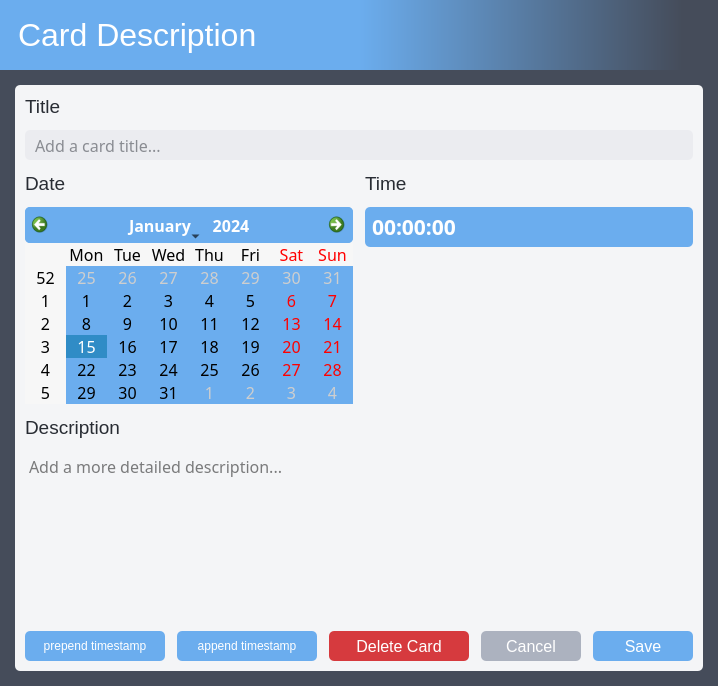
Before: the Qt Designer form src/eisenban/ui/card_description.ui in clockworksspheres/eisenban, drawn with Qt 5.
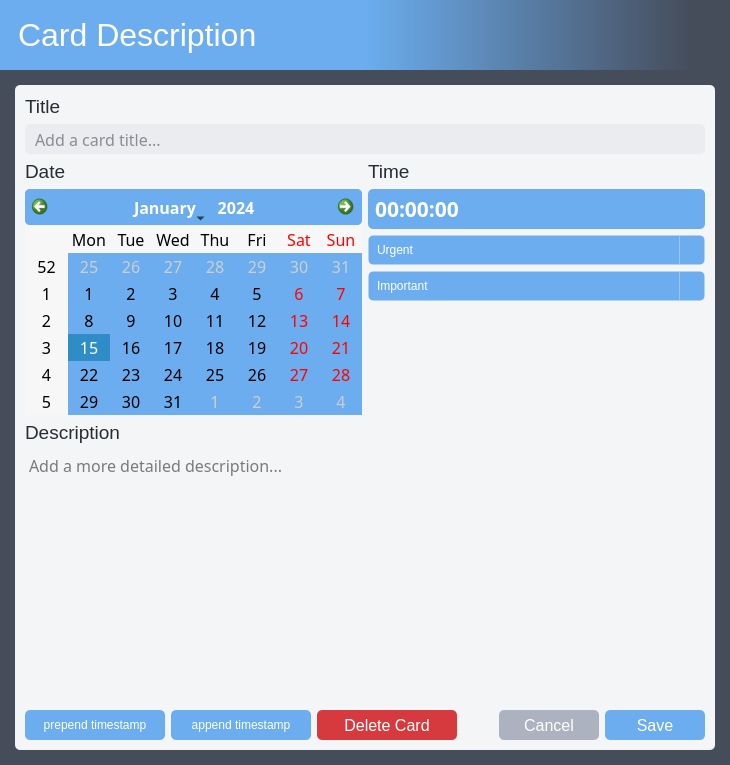
After: the same form once the commit is applied. Icons and pictures are not drawn.

Commit message: Got urgent and important combobox's working

What changed in the file:
```diff
--- a/src/eisenban/ui/card_description.ui
+++ b/src/eisenban/ui/card_description.ui
@@ -6,8 +6,8 @@
    <rect>
     <x>0</x>
     <y>0</y>
-    <width>679</width>
-    <height>686</height>
+    <width>730</width>
+    <height>765</height>
    </rect>
   </property>
   <property name="windowTitle">
@@ -97,10 +97,7 @@
           <string notr="true">background-color: #f4f5f7;
 border-radius: 5px;</string>
          </property>
-         <layout class="QVBoxLayout" name="verticalLayout">
-          <property name="spacing">
-           <number>12</number>
-          </property>
+         <layout class="QGridLayout" name="gridLayout">
           <property name="leftMargin">
            <number>10</number>
           </property>
@@ -113,27 +110,462 @@
           <property name="bottomMargin">
            <number>10</number>
           </property>
-          <item>
-           <widget class="QLabel" name="label_title">
-            <property name="font">
-             <font>
-              <family>Arimo</family>
-              <pointsize>14</pointsize>
-              <bold>false</bold>
-             </font>
-            </property>
-            <property name="styleSheet">
-             <string notr="true">color: #282c33;</string>
-            </property>
-            <property name="text">
-             <string>Title</string>
-            </property>
-            <property name="wordWrap">
-             <bool>true</bool>
-            </property>
-           </widget>
+          <item row="7" column="0">
+           <layout class="QHBoxLayout" name="horizontalLayout">
+            <item>
+             <widget class="QPushButton" name="prependPushButton">
+              <property name="minimumSize">
+               <size>
+                <width>140</width>
+                <height>30</height>
+               </size>
+              </property>
+              <property name="palette">
+               <palette>
+                <active>
+                 <colorrole role="WindowText">
+                  <brush brushstyle="SolidPattern">
+                   <color alpha="255">
+                    <red>255</red>
+                    <green>255</green>
+                    <blue>255</blue>
+                   </color>
+                  </brush>
+                 </colorrole>
+                 <colorrole role="Button">
+                  <brush brushstyle="SolidPattern">
+                   <color alpha="255">
+                    <red>107</red>
+                    <green>173</green>
+                    <blue>238</blue>
+                   </color>
+                  </brush>
+                 </colorrole>
+                 <colorrole role="Text">
+                  <brush brushstyle="SolidPattern">
+                   <color alpha="255">
+                    <red>255</red>
+                    <green>255</green>
+                    <blue>255</blue>
+                   </color>
+                  </brush>
+                 </colorrole>
+                 <colorrole role="ButtonText">
+                  <brush brushstyle="SolidPattern">
+                   <color alpha="255">
+                    <red>255</red>
+                    <green>255</green>
+                    <blue>255</blue>
+                   </color>
+                  </brush>
+                 </colorrole>
+                 <colorrole role="Base">
+                  <brush brushstyle="SolidPattern">
+                   <color alpha="255">
+                    <red>107</red>
+                    <green>173</green>
+                    <blue>238</blue>
+                   </color>
+                  </brush>
+                 </colorrole>
+                 <colorrole role="Window">
+                  <brush brushstyle="SolidPattern">
+                   <color alpha="255">
+                    <red>107</red>
+                    <green>173</green>
+                    <blue>238</blue>
+                   </color>
+                  </brush>
+                 </colorrole>
+                 <colorrole role="Highlight">
+                  <brush brushstyle="SolidPattern">
+                   <color alpha="255">
+                    <red>39</red>
+                    <green>191</green>
+                    <blue>115</blue>
+                   </color>
+                  </brush>
+                 </colorrole>
+                 <colorrole role="PlaceholderText">
+                  <brush brushstyle="SolidPattern">
+                   <color alpha="128">
+                    <red>255</red>
+                    <green>255</green>
+                    <blue>255</blue>
+                   </color>
+                  </brush>
+                 </colorrole>
+                </active>
+                <inactive>
+                 <colorrole role="WindowText">
+                  <brush brushstyle="SolidPattern">
+                   <color alpha="255">
+                    <red>255</red>
+                    <green>255</green>
+                    <blue>255</blue>
+                   </color>
+                  </brush>
+                 </colorrole>
+                 <colorrole role="Button">
+                  <brush brushstyle="SolidPattern">
+                   <color alpha="255">
+                    <red>107</red>
+                    <green>173</green>
+                    <blue>238</blue>
+                   </color>
+                  </brush>
+                 </colorrole>
+                 <colorrole role="Text">
+                  <brush brushstyle="SolidPattern">
+                   <color alpha="255">
+                    <red>255</red>
+                    <green>255</green>
+                    <blue>255</blue>
+                   </color>
+                  </brush>
+                 </colorrole>
+                 <colorrole role="ButtonText">
+                  <brush brushstyle="SolidPattern">
+                   <color alpha="255">
+                    <red>255</red>
+                    <green>255</green>
+                    <blue>255</blue>
+                   </color>
+                  </brush>
+                 </colorrole>
+                 <colorrole role="Base">
+                  <brush brushstyle="SolidPattern">
+                   <color alpha="255">
+                    <red>107</red>
+                    <green>173</green>
+                    <blue>238</blue>
+                   </color>
+                  </brush>
+                 </colorrole>
+                 <colorrole role="Window">
+                  <brush brushstyle="SolidPattern">
+                   <color alpha="255">
+                    <red>107</red>
+                    <green>173</green>
+                    <blue>238</blue>
+                   </color>
+                  </brush>
+                 </colorrole>
+                 <colorrole role="Highlight">
+                  <brush brushstyle="SolidPattern">
+                   <color alpha="255">
+                    <red>39</red>
+                    <green>191</green>
+                    <blue>115</blue>
+                   </color>
+                  </brush>
+                 </colorrole>
+                 <colorrole role="PlaceholderText">
+                  <brush brushstyle="SolidPattern">
+                   <color alpha="128">
+                    <red>255</red>
+                    <green>255</green>
+                    <blue>255</blue>
+                   </color>
+                  </brush>
+                 </colorrole>
+                </inactive>
+                <disabled>
+                 <colorrole role="WindowText">
+                  <brush brushstyle="SolidPattern">
+                   <color alpha="255">
+                    <red>255</red>
+                    <green>255</green>
+                    <blue>255</blue>
+                   </color>
+                  </brush>
+                 </colorrole>
+                 <colorrole role="Button">
+                  <brush brushstyle="SolidPattern">
+                   <color alpha="255">
+                    <red>107</red>
+                    <green>173</green>
+                    <blue>238</blue>
+                   </color>
+                  </brush>
+                 </colorrole>
+                 <colorrole role="Text">
+                  <brush brushstyle="SolidPattern">
+                   <color alpha="255">
+                    <red>255</red>
+                    <green>255</green>
+                    <blue>255</blue>
+                   </color>
+                  </brush>
+                 </colorrole>
+                 <colorrole role="ButtonText">
+                  <brush brushstyle="SolidPattern">
+                   <color alpha="255">
+                    <red>255</red>
+                    <green>255</green>
+                    <blue>255</blue>
+                   </color>
+                  </brush>
+                 </colorrole>
+                 <colorrole role="Base">
+                  <brush brushstyle="SolidPattern">
+                   <color alpha="255">
+                    <red>107</red>
+                    <green>173</green>
+                    <blue>238</blue>
+                   </color>
+                  </brush>
+                 </colorrole>
+                 <colorrole role="Window">
+                  <brush brushstyle="SolidPattern">
+                   <color alpha="255">
+                    <red>107</red>
+                    <green>173</green>
+                    <blue>238</blue>
+                   </color>
+                  </brush>
+                 </colorrole>
+                 <colorrole role="Highlight">
+                  <brush brushstyle="SolidPattern">
+                   <color alpha="255">
+                    <red>39</red>
+                    <green>191</green>
+                    <blue>115</blue>
+                   </color>
+                  </brush>
+                 </colorrole>
+                 <colorrole role="PlaceholderText">
+                  <brush brushstyle="SolidPattern">
+                   <color alpha="128">
+                    <red>255</red>
+                    <green>255</green>
+                    <blue>255</blue>
+                   </color>
+                  </brush>
+                 </colorrole>
+                </disabled>
+               </palette>
+              </property>
+              <property name="autoFillBackground">
+               <bool>false</bool>
+              </property>
+              <property name="styleSheet">
+               <string notr="true">QPushButton {
+	background-color: #6badee;
+	color: #ffffff;
+	border-radius: 5px
+}
+
+QPushButton:hover {
+	background-color: #5487bb;
+}
+
+QPushButton:focus {
+	border-color: #000000;
+	border-width: 1.5px;
+	border-style: solid;
+}
+</string>
+              </property>
+              <property name="text">
+               <string>prepend timestamp</string>
+              </property>
+             </widget>
+            </item>
+            <item>
+             <widget class="QPushButton" name="appendPushButton">
+              <property name="minimumSize">
+               <size>
+                <width>140</width>
+                <height>30</height>
+               </size>
+              </property>
+              <property name="styleSheet">
+               <string notr="true">QPushButton {
+	background-color: #6badee;
+	color: #ffffff;
+	border-radius: 5px
+}
+
+QPushButton:hover {
+	background-color: #5487bb;
+}
+
+QPushButton:focus {
+	border-color: #000000;
+	border-width: 1.5px;
+	border-style: solid;
+}
+</string>
+              </property>
+              <property name="text">
+               <string>append timestamp</string>
+              </property>
+             </widget>
+            </item>
+            <item>
+             <widget class="QPushButton" name="btn_delete">
+              <property name="sizePolicy">
+               <sizepolicy hsizetype="Fixed" vsizetype="Fixed">
+                <horstretch>0</horstretch>
+                <verstretch>0</verstretch>
+               </sizepolicy>
+              </property>
+              <property name="minimumSize">
+               <size>
+                <width>140</width>
+                <height>30</height>
+               </size>
+              </property>
+              <property name="font">
+               <font>
+                <family>Arimo</family>
+                <pointsize>12</pointsize>
+               </font>
+              </property>
+              <property name="cursor">
+               <cursorShape>PointingHandCursor</cursorShape>
+              </property>
+              <property name="focusPolicy">
+               <enum>Qt::FocusPolicy::TabFocus</enum>
+              </property>
+              <property name="styleSheet">
+               <string notr="true">QPushButton {
+	background-color: #d63a3e;
+	color: #ffffff;
+	border-radius: 5px
+}
+
+QPushButton:hover {
+	background-color: #9e2a2a;
+}
+
+QPushButton:focus {
+	border-color: #000000;
+	border-width: 1.5px;
+	border-style: solid;
+}
+</string>
+              </property>
+              <property name="text">
+               <string>Delete Card</string>
+              </property>
+             </widget>
+            </item>
+            <item>
+             <spacer name="horizontalSpacer">
+              <property name="orientation">
+               <enum>Qt::Orientation::Horizontal</enum>
+              </property>
+              <property name="sizeHint" stdset="0">
+               <size>
+                <width>0</width>
+                <height>0</height>
+               </size>
+              </property>
+             </spacer>
+            </item>
+            <item>
+             <widget class="QPushButton" name="btn_cancel">
+              <property name="sizePolicy">
+               <sizepolicy hsizetype="Fixed" vsizetype="Fixed">
+                <horstretch>0</horstretch>
+                <verstretch>0</verstretch>
+               </sizepolicy>
+              </property>
+              <property name="minimumSize">
+               <size>
+                <width>100</width>
+                <height>30</height>
+               </size>
+              </property>
+              <property name="font">
+               <font>
+                <family>Arimo</family>
+                <pointsize>12</pointsize>
+               </font>
+              </property>
+              <property name="cursor">
+               <cursorShape>PointingHandCursor</cursorShape>
+              </property>
+              <property name="focusPolicy">
+               <enum>Qt::FocusPolicy::TabFocus</enum>
+              </property>
+              <property name="styleSheet">
+               <string notr="true">QPushButton {
+	background-color: #acb2bf;
+	color: #ffffff;
+	border-radius: 5px
+}
+
+QPushButton:hover {
+	background-color: #7e828c;
+}
+
+QPushButton:focus {
+	border-color: #000000;
+	border-width: 1.5px;
+	border-style: solid;
+}
+</string>
+              </property>
+              <property name="text">
+               <string>Cancel</string>
+              </property>
+             </widget>
+            </item>
+            <item>
+             <widget class="QPushButton" name="btn_save">
+              <property name="sizePolicy">
+               <sizepolicy hsizetype="Fixed" vsizetype="Fixed">
+                <horstretch>0</horstretch>
+                <verstretch>0</verstretch>
+               </sizepolicy>
+              </property>
+              <property name="minimumSize">
+               <size>
+                <width>100</width>
+                <height>30</height>
+               </size>
+              </property>
+              <property name="font">
+               <font>
+                <family>Arimo</family>
+                <pointsize>12</pointsize>
+               </font>
+              </property>
+              <property name="cursor">
+               <cursorShape>PointingHandCursor</cursorShape>
+              </property>
+              <property name="focusPolicy">
+               <enum>Qt::FocusPolicy::TabFocus</enum>
+              </property>
+              <property name="styleSheet">
+               <string notr="true">QPushButton {
+	background-color: #6badee;
+	color: #ffffff;
+	border-radius: 5px
+}
+
+QPushButton:hover {
+	background-color: #5487bb;
+}
+
+QPushButton:focus {
+	border-color: #000000;
+	border-width: 1.5px;
+	border-style: solid;
+}
+</string>
+              </property>
+              <property name="text">
+               <string>Save</string>
+              </property>
+             </widget>
+            </item>
+           </layout>
           </item>
-          <item>
+          <item row="1" column="0">
            <widget class="QLineEdit" name="lineEdit_title">
             <property name="minimumSize">
              <size>
@@ -180,7 +612,27 @@
             </property>
            </widget>
           </item>
-          <item>
+          <item row="0" column="0">
+           <widget class="QLabel" name="label_title">
+            <property name="font">
+             <font>
+              <family>Arimo</family>
+              <pointsize>14</pointsize>
+              <bold>false</bold>
+             </font>
+            </property>
+            <property name="styleSheet">
+             <string notr="true">color: #282c33;</string>
+            </property>
+            <property name="text">
+             <string>Title</string>
+            </property>
+            <property name="wordWrap">
+             <bool>true</bool>
+            </property>
+           </widget>
+          </item>
+          <item row="2" column="0">
            <layout class="QHBoxLayout" name="horizontalLayout_2">
             <item>
              <layout class="QVBoxLayout" name="verticalLayout_4">
@@ -401,6 +853,218 @@
                 </property>
                </spacer>
               </item>
+              <item>
+               <widget class="QComboBox" name="urgentComboBox">
+                <property name="styleSheet">
+                 <string notr="true">/* Base style */
+QComboBox {
+    background-color: #6badee;
+    color: #ffffff;
+    border: 1px solid transparent;
+    border-radius: 5px;
+    padding: 4px 8px;
+    min-height: 20px;
+}
+
+/* Hover */
+QComboBox:hover {
+    background-color: #5487bb;
+}
+
+/* Focus */
+QComboBox:focus {
+    border: 1.5px solid #000000;
+    outline: none;
+}
+
+/* Disabled */
+QComboBox:disabled {
+    background-color: #a0c4e8;
+    color: #e0e0e0;
+}
+
+/* Drop-down button */
+QComboBox::drop-down {
+    subcontrol-origin: padding;
+    subcontrol-position: top right;
+    width: 24px;
+    border-left: 1px solid rgba(255, 255, 255, 0.3);
+    border-top-right-radius: 5px;
+    border-bottom-right-radius: 5px;
+    background-color: transparent;
+}
+
+/* Drop-down button hover */
+QComboBox::drop-down:hover {
+    background-color: rgba(0, 0, 0, 0.1);
+}
+
+/* Arrow */
+QComboBox::down-arrow {
+    image: none;
+    width: 12px;
+    height: 12px;
+    border-left: 4px solid transparent;
+    border-right: 4px solid transparent;
+    border-top: 6px solid #ffffff;
+}
+
+/* Popup list container */
+QComboBox QAbstractItemView {
+    background-color: #6badee;          /* same blue as the combobox */
+    color: #ffffff;
+    border: 1px solid #5487bb;
+    border-radius: 5px;
+    outline: none;
+    selection-background-color: #5487bb;
+    selection-color: #ffffff;
+}
+
+/* All items in the list */
+QComboBox QAbstractItemView::item {
+    background-color: #6badee;          /* base color */
+    color: #ffffff;
+    padding: 6px 10px;
+    min-height: 24px;
+    border-radius: 3px;                 /* optional, looks nicer */
+}
+
+/* Hovered item */
+QComboBox QAbstractItemView::item:hover {
+    background-color: #5487bb;          /* same as combobox hover */
+    color: #ffffff;
+}
+
+/* Selected / current item */
+QComboBox QAbstractItemView::item:selected {
+    background-color: #5487bb;
+    color: #ffffff;
+}
+
+/* Disabled items (if any) */
+QComboBox QAbstractItemView::item:disabled {
+    background-color: #a0c4e8;
+    color: #e0e0e0;
+}</string>
+                </property>
+                <item>
+                 <property name="text">
+                  <string>Urgent</string>
+                 </property>
+                </item>
+                <item>
+                 <property name="text">
+                  <string>Not Urgent</string>
+                 </property>
+                </item>
+               </widget>
+              </item>
+              <item>
+               <widget class="QComboBox" name="importantComboBox">
+                <property name="styleSheet">
+                 <string notr="true">/* Base style */
+QComboBox {
+    background-color: #6badee;
+    color: #ffffff;
+    border: 1px solid transparent;
+    border-radius: 5px;
+    padding: 4px 8px;
+    min-height: 20px;
+}
+
+/* Hover */
+QComboBox:hover {
+    background-color: #5487bb;
+}
+
+/* Focus */
+QComboBox:focus {
+    border: 1.5px solid #000000;
+    outline: none;
+}
+
+/* Disabled */
+QComboBox:disabled {
+    background-color: #a0c4e8;
+    color: #e0e0e0;
+}
+
+/* Drop-down button */
+QComboBox::drop-down {
+    subcontrol-origin: padding;
+    subcontrol-position: top right;
+    width: 24px;
+    border-left: 1px solid rgba(255, 255, 255, 0.3);
+    border-top-right-radius: 5px;
+    border-bottom-right-radius: 5px;
+    background-color: transparent;
+}
+
+/* Drop-down button hover */
+QComboBox::drop-down:hover {
+    background-color: rgba(0, 0, 0, 0.1);
+}
+
+/* Arrow */
+QComboBox::down-arrow {
+    image: none;
+    width: 12px;
+    height: 12px;
+    border-left: 4px solid transparent;
+    border-right: 4px solid transparent;
+    border-top: 6px solid #ffffff;
+}
+
+/* Popup list container */
+QComboBox QAbstractItemView {
+    background-color: #6badee;          /* same blue as the combobox */
+    color: #ffffff;
+    border: 1px solid #5487bb;
+    border-radius: 5px;
+    outline: none;
+    selection-background-color: #5487bb;
+    selection-color: #ffffff;
+}
+
+/* All items in the list */
+QComboBox QAbstractItemView::item {
+    background-color: #6badee;          /* base color */
+    color: #ffffff;
+    padding: 6px 10px;
+    min-height: 24px;
+    border-radius: 3px;                 /* optional, looks nicer */
+}
+
+/* Hovered item */
+QComboBox QAbstractItemView::item:hover {
+    background-color: #5487bb;          /* same as combobox hover */
+    color: #ffffff;
+}
+
+/* Selected / current item */
+QComboBox QAbstractItemView::item:selected {
+    background-color: #5487bb;
+    color: #ffffff;
+}
+
+/* Disabled items (if any) */
+QComboBox QAbstractItemView::item:disabled {
+    background-color: #a0c4e8;
+    color: #e0e0e0;
+}</string>
+                </property>
+                <item>
+                 <property name="text">
+                  <string>Important</string>
+                 </property>
+                </item>
+                <item>
+                 <property name="text">
+                  <string>Not Important</string>
+                 </property>
+                </item>
+               </widget>
+              </item>
               <item>
                <spacer name="verticalSpacer">
                 <property name="orientation">
@@ -418,27 +1082,7 @@
             </item>
            </layout>
           </item>
-          <item>
-           <widget class="QLabel" name="label_description">
-            <property name="font">
-             <font>
-              <family>Arimo</family>
-              <pointsize>14</pointsize>
-              <bold>false</bold>
-             </font>
-            </property>
-            <property name="styleSheet">
-             <string notr="true">color: #282c33;</string>
-            </property>
-            <property name="text">
-             <string>Description</string>
-            </property>
-            <property name="wordWrap">
-             <bool>true</bool>
-            </property>
-           </widget>
-          </item>
-          <item>
+          <item row="6" column="0">
            <widget class="QTextEdit" name="textEdit_description">
             <property name="font">
              <font>
@@ -515,460 +1159,25 @@
             </property>
            </widget>
           </item>
-          <item>
-           <layout class="QHBoxLayout" name="horizontalLayout">
-            <item>
-             <widget class="QPushButton" name="prependPushButton">
-              <property name="minimumSize">
-               <size>
-                <width>140</width>
-                <height>30</height>
-               </size>
-              </property>
-              <property name="palette">
-               <palette>
-                <active>
-                 <colorrole role="WindowText">
-                  <brush brushstyle="SolidPattern">
-                   <color alpha="255">
-                    <red>255</red>
-                    <green>255</green>
-                    <blue>255</blue>
-                   </color>
-                  </brush>
-                 </colorrole>
-                 <colorrole role="Button">
-                  <brush brushstyle="SolidPattern">
-                   <color alpha="255">
-                    <red>107</red>
-                    <green>173</green>
-                    <blue>238</blue>
-                   </color>
-                  </brush>
-                 </colorrole>
-                 <colorrole role="Text">
-                  <brush brushstyle="SolidPattern">
-                   <color alpha="255">
-                    <red>255</red>
-                    <green>255</green>
-                    <blue>255</blue>
-                   </color>
-                  </brush>
-                 </colorrole>
-                 <colorrole role="ButtonText">
-                  <brush brushstyle="SolidPattern">
-                   <color alpha="255">
-                    <red>255</red>
-                    <green>255</green>
-                    <blue>255</blue>
-                   </color>
-                  </brush>
-                 </colorrole>
-                 <colorrole role="Base">
-                  <brush brushstyle="SolidPattern">
-                   <color alpha="255">
-                    <red>107</red>
-                    <green>173</green>
-                    <blue>238</blue>
-                   </color>
-                  </brush>
-                 </colorrole>
-                 <colorrole role="Window">
-                  <brush brushstyle="SolidPattern">
-                   <color alpha="255">
-                    <red>107</red>
-                    <green>173</green>
-                    <blue>238</blue>
-                   </color>
-                  </brush>
-                 </colorrole>
-                 <colorrole role="Highlight">
-                  <brush brushstyle="SolidPattern">
-                   <color alpha="255">
-                    <red>39</red>
-                    <green>191</green>
-                    <blue>115</blue>
-                   </color>
-                  </brush>
-                 </colorrole>
-                 <colorrole role="PlaceholderText">
-                  <brush brushstyle="SolidPattern">
-                   <color alpha="128">
-                    <red>255</red>
-                    <green>255</green>
-                    <blue>255</blue>
-                   </color>
-                  </brush>
-                 </colorrole>
-                </active>
-                <inactive>
-                 <colorrole role="WindowText">
-                  <brush brushstyle="SolidPattern">
-                   <color alpha="255">
-                    <red>255</red>
-                    <green>255</green>
-                    <blue>255</blue>
-                   </color>
-                  </brush>
-                 </colorrole>
-                 <colorrole role="Button">
-                  <brush brushstyle="SolidPattern">
-                   <color alpha="255">
-                    <red>107</red>
-                    <green>173</green>
-                    <blue>238</blue>
-                   </color>
-                  </brush>
-                 </colorrole>
-                 <colorrole role="Text">
-                  <brush brushstyle="SolidPattern">
-                   <color alpha="255">
-                    <red>255</red>
-                    <green>255</green>
-                    <blue>255</blue>
-                   </color>
-                  </brush>
-                 </colorrole>
-                 <colorrole role="ButtonText">
-                  <brush brushstyle="SolidPattern">
-                   <color alpha="255">
-                    <red>255</red>
-                    <green>255</green>
-                    <blue>255</blue>
-                   </color>
-                  </brush>
-                 </colorrole>
-                 <colorrole role="Base">
-                  <brush brushstyle="SolidPattern">
-                   <color alpha="255">
-                    <red>107</red>
-                    <green>173</green>
-                    <blue>238</blue>
-                   </color>
-                  </brush>
-                 </colorrole>
-                 <colorrole role="Window">
-                  <brush brushstyle="SolidPattern">
-                   <color alpha="255">
-                    <red>107</red>
-                    <green>173</green>
-                    <blue>238</blue>
-                   </color>
-                  </brush>
-                 </colorrole>
-                 <colorrole role="Highlight">
-                  <brush brushstyle="SolidPattern">
-                   <color alpha="255">
-                    <red>39</red>
-                    <green>191</green>
-                    <blue>115</blue>
-                   </color>
-                  </brush>
-                 </colorrole>
-                 <colorrole role="PlaceholderText">
-                  <brush brushstyle="SolidPattern">
-                   <color alpha="128">
-                    <red>255</red>
-                    <green>255</green>
-                    <blue>255</blue>
-                   </color>
-                  </brush>
-                 </colorrole>
-                </inactive>
-                <disabled>
-                 <colorrole role="WindowText">
-                  <brush brushstyle="SolidPattern">
-                   <color alpha="255">
-                    <red>255</red>
-                    <green>255</green>
-                    <blue>255</blue>
-                   </color>
-                  </brush>
-                 </colorrole>
-                 <colorrole role="Button">
-                  <brush brushstyle="SolidPattern">
-                   <color alpha="255">
-                    <red>107</red>
-                    <green>173</green>
-                    <blue>238</blue>
-                   </color>
-                  </brush>
-                 </colorrole>
-                 <colorrole role="Text">
-                  <brush brushstyle="SolidPattern">
-                   <color alpha="255">
-                    <red>255</red>
-                    <green>255</green>
-                    <blue>255</blue>
-                   </color>
-                  </brush>
-                 </colorrole>
-                 <colorrole role="ButtonText">
-                  <brush brushstyle="SolidPattern">
-                   <color alpha="255">
-                    <red>255</red>
-                    <green>255</green>
-                    <blue>255</blue>
-                   </color>
-                  </brush>
-                 </colorrole>
-                 <colorrole role="Base">
-                  <brush brushstyle="SolidPattern">
-                   <color alpha="255">
-                    <red>107</red>
-                    <green>173</green>
-                    <blue>238</blue>
-                   </color>
-                  </brush>
-                 </colorrole>
-                 <colorrole role="Window">
-                  <brush brushstyle="SolidPattern">
-                   <color alpha="255">
-                    <red>107</red>
-                    <green>173</green>
-                    <blue>238</blue>
-                   </color>
-                  </brush>
-                 </colorrole>
-                 <colorrole role="Highlight">
-                  <brush brushstyle="SolidPattern">
-                   <color alpha="255">
-                    <red>39</red>
-                    <green>191</green>
-                    <blue>115</blue>
-                   </color>
-                  </brush>
-                 </colorrole>
-                 <colorrole role="PlaceholderText">
-                  <brush brushstyle="SolidPattern">
-                   <color alpha="128">
-                    <red>255</red>
-                    <green>255</green>
-                    <blue>255</blue>
-                   </color>
-                  </brush>
-                 </colorrole>
-                </disabled>
-               </palette>
-              </property>
-              <property name="autoFillBackground">
-               <bool>false</bool>
-              </property>
-              <property name="styleSheet">
-               <string notr="true">QPushButton {
-	background-color: #6badee;
-	color: #ffffff;
-	border-radius: 5px
-}
-
-QPushButton:hover {
-	background-color: #5487bb;
-}
-
-QPushButton:focus {
-	border-color: #000000;
-	border-width: 1.5px;
-	border-style: solid;
-}
-</string>
-              </property>
-              <property name="text">
-               <string>prepend timestamp</string>
-              </property>
-             </widget>
-            </item>
-            <item>
-             <widget class="QPushButton" name="appendPushButton">
-              <property name="minimumSize">
-               <size>
-                <width>140</width>
-                <height>30</height>
-               </size>
-              </property>
-              <property name="styleSheet">
-               <string notr="true">QPushButton {
-	background-color: #6badee;
-	color: #ffffff;
-	border-radius: 5px
-}
-
-QPushButton:hover {
-	background-color: #5487bb;
-}
-
-QPushButton:focus {
-	border-color: #000000;
-	border-width: 1.5px;
-	border-style: solid;
-}
-</string>
-              </property>
-              <property name="text">
-               <string>append timestamp</string>
-              </property>
-             </widget>
-            </item>
-            <item>
-             <widget class="QPushButton" name="btn_delete">
-              <property name="sizePolicy">
-               <sizepolicy hsizetype="Fixed" vsizetype="Fixed">
-                <horstretch>0</horstretch>
-                <verstretch>0</verstretch>
-               </sizepolicy>
-              </property>
-              <property name="minimumSize">
-               <size>
-                <width>140</width>
-                <height>30</height>
-               </size>
-              </property>
-              <property name="font">
-               <font>
-                <family>Arimo</family>
-                <pointsize>12</pointsize>
-               </font>
-              </property>
-              <property name="cursor">
-               <cursorShape>PointingHandCursor</cursorShape>
-              </property>
-              <property name="focusPolicy">
-               <enum>Qt::FocusPolicy::TabFocus</enum>
-              </property>
-              <property name="styleSheet">
-               <string notr="true">QPushButton {
-	background-color: #d63a3e;
-	color: #ffffff;
-	border-radius: 5px
-}
-
-QPushButton:hover {
-	background-color: #9e2a2a;
-}
-
-QPushButton:focus {
-	border-color: #000000;
-	border-width: 1.5px;
-	border-style: solid;
-}
-</string>
-              </property>
-              <property name="text">
-               <string>Delete Card</string>
-              </property>
-             </widget>
-            </item>
-            <item>
-             <spacer name="horizontalSpacer">
-              <property name="orientation">
-               <enum>Qt::Orientation::Horizontal</enum>
-              </property>
-              <property name="sizeHint" stdset="0">
-               <size>
-                <width>0</width>
-                <height>0</height>
-               </size>
-              </property>
-             </spacer>
-            </item>
-            <item>
-             <widget class="QPushButton" name="btn_cancel">
-              <property name="sizePolicy">
-               <sizepolicy hsizetype="Fixed" vsizetype="Fixed">
-                <horstretch>0</horstretch>
-                <verstretch>0</verstretch>
-               </sizepolicy>
-              </property>
-              <property name="minimumSize">
-               <size>
-                <width>100</width>
-                <height>30</height>
-               </size>
-              </property>
-              <property name="font">
-               <font>
-                <family>Arimo</family>
-                <pointsize>12</pointsize>
-               </font>
-              </property>
-              <property name="cursor">
-               <cursorShape>PointingHandCursor</cursorShape>
-              </property>
-              <property name="focusPolicy">
-               <enum>Qt::FocusPolicy::TabFocus</enum>
-              </property>
-              <property name="styleSheet">
-               <string notr="true">QPushButton {
-	background-color: #acb2bf;
-	color: #ffffff;
-	border-radius: 5px
-}
-
-QPushButton:hover {
-	background-color: #7e828c;
-}
-
-QPushButton:focus {
-	border-color: #000000;
-	border-width: 1.5px;
-	border-style: solid;
-}
-</string>
-              </property>
-              <property name="text">
-               <string>Cancel</string>
-              </property>
-             </widget>
-            </item>
-            <item>
-             <widget class="QPushButton" name="btn_save">
-              <property name="sizePolicy">
-               <sizepolicy hsizetype="Fixed" vsizetype="Fixed">
-                <horstretch>0</horstretch>
-                <verstretch>0</verstretch>
-               </sizepolicy>
-              </property>
-              <property name="minimumSize">
-               <size>
-                <width>100</width>
-                <height>30</height>
-               </size>
-              </property>
-              <property name="font">
-               <font>
-                <family>Arimo</family>
-                <pointsize>12</pointsize>
-               </font>
-              </property>
-              <property name="cursor">
-               <cursorShape>PointingHandCursor</cursorShape>
-              </property>
-              <property name="focusPolicy">
-               <enum>Qt::FocusPolicy::TabFocus</enum>
-              </property>
-              <property name="styleSheet">
-               <string notr="true">QPushButton {
-	background-color: #6badee;
-	color: #ffffff;
-	border-radius: 5px
-}
-
-QPushButton:hover {
-	background-color: #5487bb;
-}
-
-QPushButton:focus {
-	border-color: #000000;
-	border-width: 1.5px;
-	border-style: solid;
-}
-</string>
-              </property>
-              <property name="text">
-               <string>Save</string>
-              </property>
-             </widget>
-            </item>
-           </layout>
+          <item row="3" column="0">
+           <widget class="QLabel" name="label_description">
+            <property name="font">
+             <font>
+              <family>Arimo</family>
+              <pointsize>14</pointsize>
+              <bold>false</bold>
+             </font>
+            </property>
+            <property name="styleSheet">
+             <string notr="true">color: #282c33;</string>
+            </property>
+            <property name="text">
+             <string>Description</string>
+            </property>
+            <property name="wordWrap">
+             <bool>true</bool>
+            </property>
+           </widget>
           </item>
          </layout>
         </widget>
```
Left out of the diff: 7 changed lines with no effect on the pictures. The commit also changes 6 other files.
